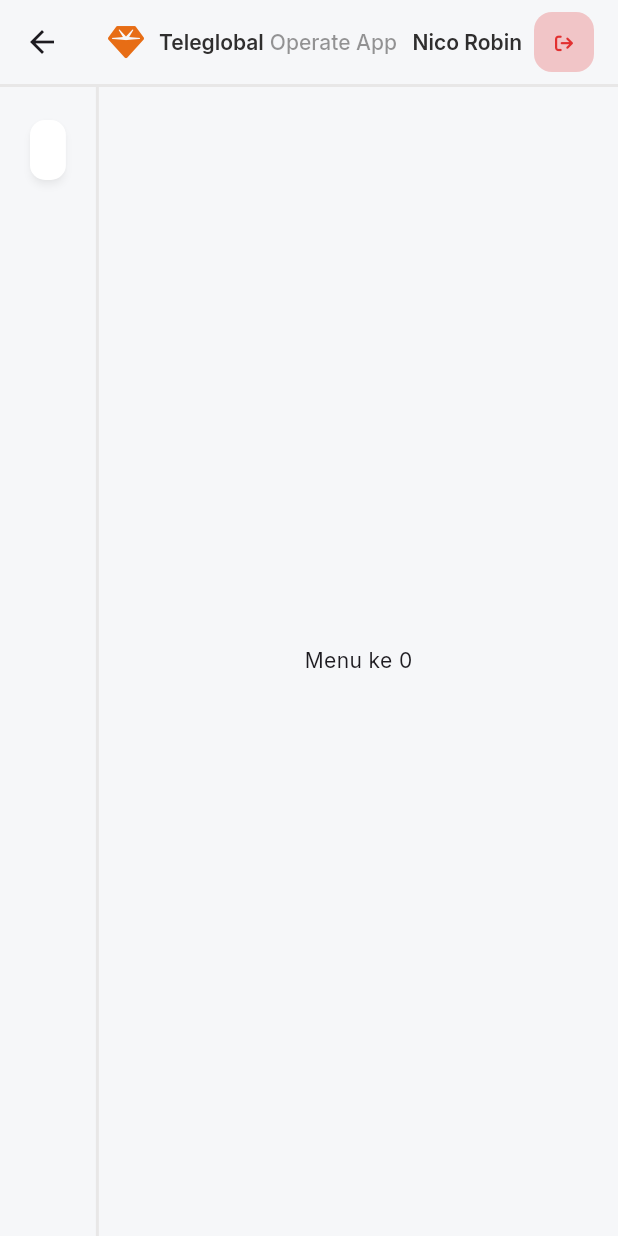
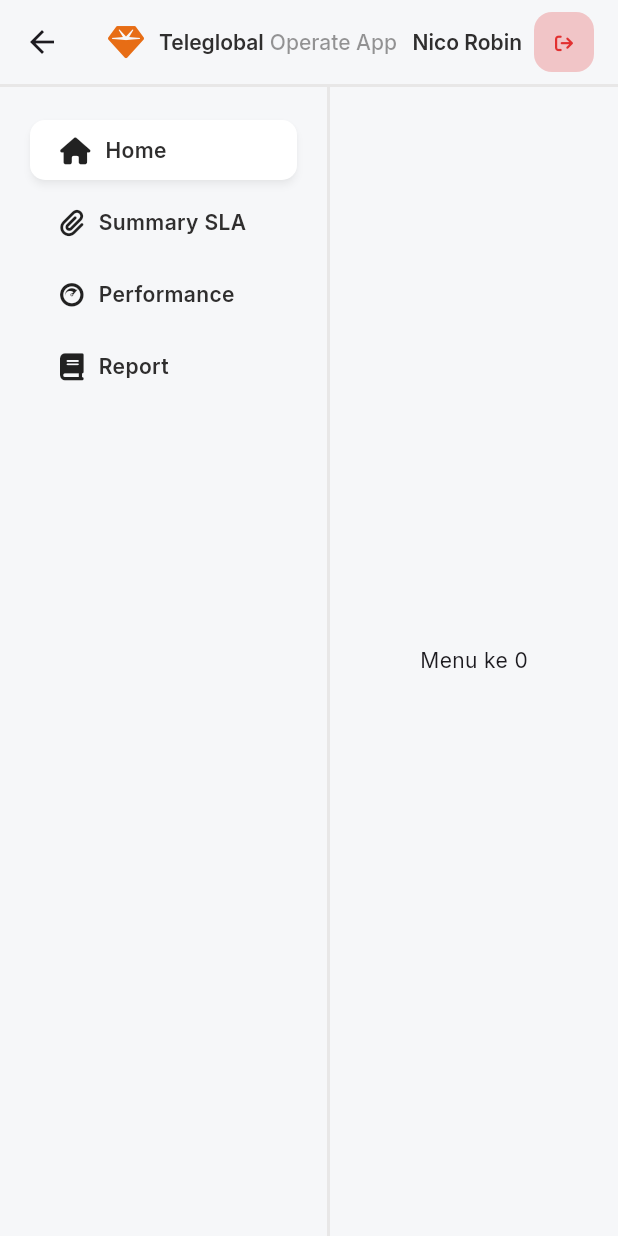
Before and after one commit to ranggshadow27/top_web, a Flutter app: the HomeView screen opened by its route, on a phone screen of 412 x 824 dp. Run offline on Flutter 3.47's test engine with Material 3 defaults, Android fonts, the phone set to English and light mode, and no system bars; our stand-ins replace firebase_core, font_awesome_flutter, get, google_fonts; accounts and stored records are empty.

Commit message:
UI Slicing

```diff
--- a/lib/app/modules/controllers/page_controller.dart
+++ b/lib/app/modules/controllers/page_controller.dart
@@ -44,6 +44,7 @@ class AppPageController extends GetxController {
       'icon': FontAwesomeIcons.book,
       'itemIndex': 3,
     },
+
   ];
 
   switchPage(int index) {
--- a/lib/app/modules/home/views/home_view.dart
+++ b/lib/app/modules/home/views/home_view.dart
@@ -69,7 +69,7 @@ class HomeView extends GetView<HomeController> {
             ],
           ),
         ),
-        body: Row(
+        body: const Row(
           children: [
             NavigationView(),
           ],
--- a/lib/app/widgets/navigation_view.dart
+++ b/lib/app/widgets/navigation_view.dart
@@ -1,5 +1,4 @@
 import 'package:flutter/material.dart';
-import 'package:font_awesome_flutter/font_awesome_flutter.dart';
 
 import 'package:get/get.dart';
 import 'package:teleglobal_operate/app/modules/controllers/page_controller.dart';
@@ -13,14 +12,18 @@ class NavigationView extends GetView {
   @override
   Widget build(BuildContext context) {
     final controller = Get.put(AppPageController());
+    RxDouble width = 0.0.obs;
 
-    return SizedBox(
-      width: Get.width,
+    return Obx(() {
+
+      width.value = MediaQuery.of(context).size.width;
+        return SizedBox(
+      width: width.value,
       child: Row(
         children: [
           Container(
             height: Get.height,
-            width: Get.width * .16,
+            width: 220,
             decoration: const BoxDecoration(
               color: AppColors.primaryBackground,
               border: Border(
@@ -64,5 +67,6 @@ class NavigationView extends GetView {
         ],
       ),
     );
+      },);
   }
 }
--- a/lib/main.dart
+++ b/lib/main.dart
@@ -19,7 +19,7 @@ void main() async {
         textTheme: GoogleFonts.interTextTheme(),
       ),
       title: "Application",
-      initialRoute: AppPages.INITIAL,
+      initialRoute: Routes.LOGIN,
       getPages: AppPages.routes,
     ),
   );
```
Also changed, not shown: 1 other file.
